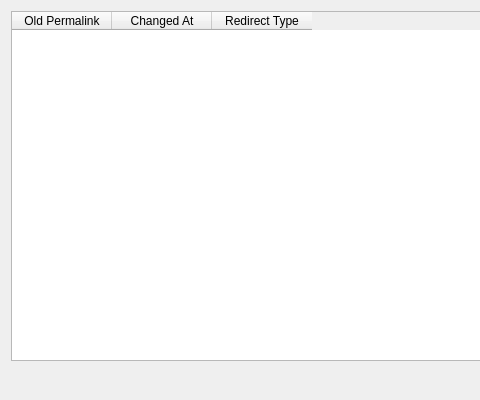
This is WebsiteEmpireLib/website/pages/widgets/DialogPermalinkHistory.ui in icingerpower/WebsiteEmpire2 as Qt 5 draws it before an edit; both pictures show x 0 to 480 and y 0 to 400 of the 760 by 400 pixel window. The edited form follows.
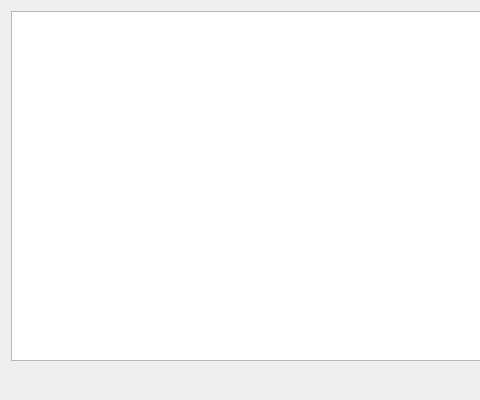
This is the edited form.

Commit message:
Add PermalinkHistoryModel and "none" redirect type to permalink history dialog
PermalinkHistoryModel wraps the history entries in a QAbstractTableModel
for display in DialogPermalinkHistory.  The dialog now supports the "none"
redirect type (suppress redirect; old URL yields 404) alongside the existing
permanent / parked / deleted options.  History entries are only recorded
for published pages, matching the updated updatePermalink() contract.

```diff
--- a/WebsiteEmpireLib/website/pages/widgets/DialogPermalinkHistory.ui
+++ b/WebsiteEmpireLib/website/pages/widgets/DialogPermalinkHistory.ui
@@ -21,22 +21,16 @@
   </property>
   <layout class="QVBoxLayout" name="verticalLayout">
    <item>
-    <widget class="QTableWidget" name="tableWidget">
+    <widget class="QTableView" name="tableWidget">
      <property name="selectionBehavior">
       <enum>QAbstractItemView::SelectionBehavior::SelectRows</enum>
      </property>
      <property name="editTriggers">
       <set>QAbstractItemView::EditTrigger::NoEditTriggers</set>
      </property>
-     <column>
-      <property name="text"><string>Old Permalink</string></property>
-     </column>
-     <column>
-      <property name="text"><string>Changed At</string></property>
-     </column>
-     <column>
-      <property name="text"><string>Redirect Type</string></property>
-     </column>
+     <property name="sortingEnabled">
+      <bool>false</bool>
+     </property>
     </widget>
    </item>
    <item>
```
Left out of the diff: 2 changed lines with no effect on the pictures. The commit also changes 5 other files.
